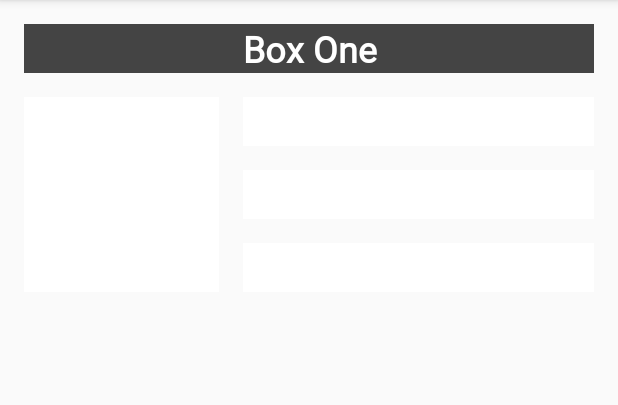
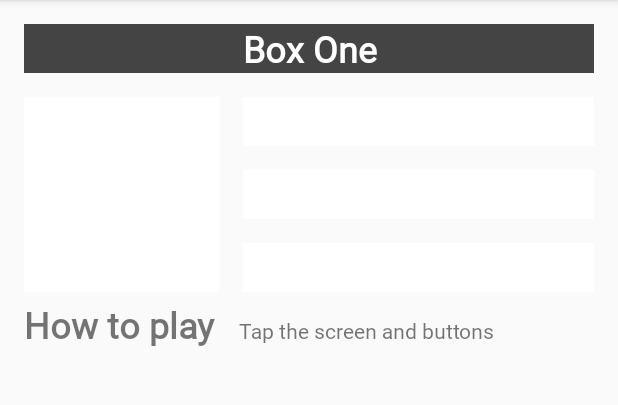
Before and after one commit to sr4p/ColorView, an Android app: the screen it shows after launch (MainActivity), after a tap on "Box One", on a phone screen of 412 x 824 dp, the part 84-489 px from its top. Run offline under Robolectric (Android 15) with nearby library versions, the phone set to English and light mode, and no system bars.

Commit message:
2.3 how to play

```diff
--- a/app/src/main/res/layout/activity_main.xml
+++ b/app/src/main/res/layout/activity_main.xml
@@ -52,5 +52,22 @@
             app:layout_constraintTop_toBottomOf="@+id/box_four_text"
             app:layout_constraintStart_toEndOf="@+id/box_two_text" android:layout_marginStart="@dimen/margin_wide"
             app:layout_constraintEnd_toEndOf="parent" android:layout_marginEnd="@dimen/margin_wide"/>
+    <TextView
+            android:text="@string/how_to_play"
+            android:layout_width="wrap_content"
+            android:layout_height="wrap_content"
+            android:id="@+id/label_text"
+            android:fontFamily="@font/roboto"
+            android:textSize="24sp" android:textStyle="bold" android:layout_marginStart="16dp"
+            app:layout_constraintStart_toStartOf="parent" app:layout_constraintBaseline_toBaselineOf="@+id/info_text"/>
+    <TextView
+            android:text="@string/tap_the_boxes_and_button"
+            android:layout_width="0dp"
+            android:layout_height="wrap_content"
+            android:id="@+id/info_text" android:fontFamily="@font/roboto"
+            app:layout_constraintStart_toEndOf="@+id/label_text" android:layout_marginStart="16dp"
+            app:layout_constraintEnd_toEndOf="parent" android:layout_marginEnd="16dp"
+            android:layout_marginTop="16dp"
+            app:layout_constraintTop_toBottomOf="@+id/box_two_text"/>
 
 </androidx.constraintlayout.widget.ConstraintLayout>
--- a/app/src/main/res/values/strings.xml
+++ b/app/src/main/res/values/strings.xml
@@ -5,4 +5,6 @@
     <string name="box_three">Box Three</string>
     <string name="box_four">Box Four</string>
     <string name="box_five">Box Five</string>
+    <string name="how_to_play">How to play</string>
+    <string name="tap_the_boxes_and_button">Tap the screen and buttons</string>
 </resources>
```
